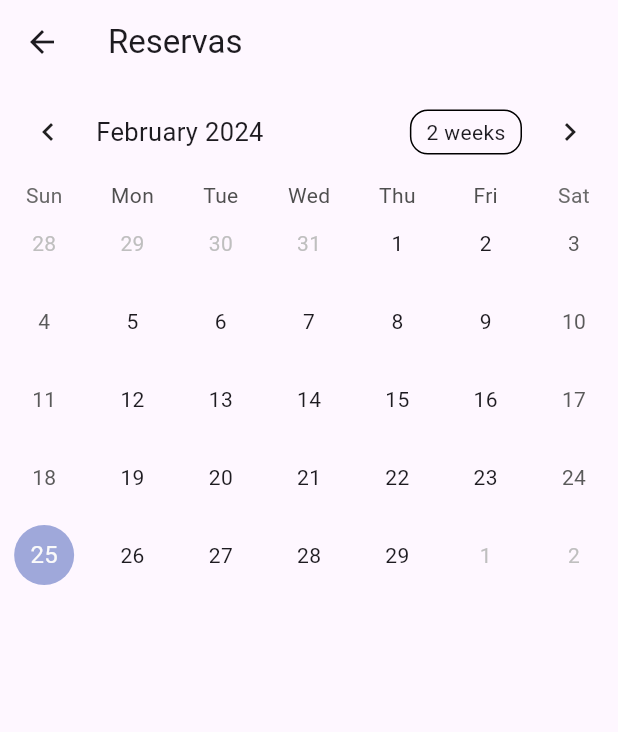
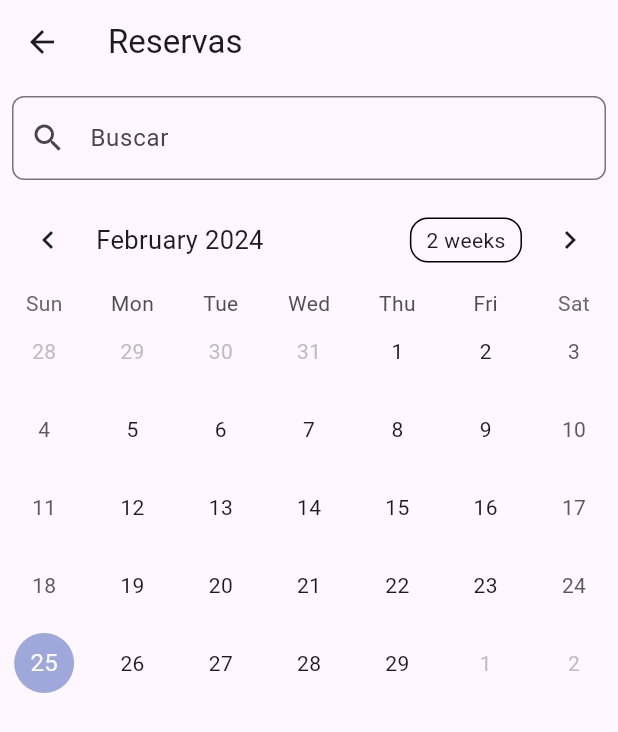
Before and after one commit to pabloaten/fl_peluqueria, a Flutter app: the ReservasScreen screen opened directly, on a phone screen of 412 x 824 dp. Shown: the top 732 px of the screen. Run offline on Flutter 3.47's test engine with Material 3 defaults, Android fonts, the phone set to English and light mode, and no system bars; drawn by our look-alikes of table_calendar; our stand-ins replace firebase_auth, firebase_core, local_auth; accounts and stored records are empty.

Commit message:
reservasBuscador

```diff
--- a/lib/screens/reservas_screen.dart
+++ b/lib/screens/reservas_screen.dart
@@ -10,6 +10,8 @@ class _ReservasScreenState extends State<ReservasScreen> {
   CalendarFormat _calendarFormat = CalendarFormat.month;
   DateTime _focusedDay = DateTime.now();
   DateTime? _selectedDay;
+  TextEditingController _searchController = TextEditingController();
+  String _searchText = '';
 
   Map<DateTime, List<String>> _events = {
     DateTime.now(): ['Cita 1', 'Cita 2'], // Ejemplo de citas para el día actual
@@ -23,6 +25,25 @@ class _ReservasScreenState extends State<ReservasScreen> {
       ),
       body: Column(
         children: [
+          Padding(
+            padding: const EdgeInsets.all(8.0),
+            child: TextField(
+              controller: _searchController,
+              onChanged: (value) {
+                setState(() {
+                  _searchText = value;
+                });
+              },
+              decoration: InputDecoration(
+                labelText: 'Buscar',
+                hintText: 'Buscar por nombre de peluquero o datos del cliente',
+                prefixIcon: Icon(Icons.search),
+                border: OutlineInputBorder(
+                  borderRadius: BorderRadius.circular(8.0),
+                ),
+              ),
+            ),
+          ),
           TableCalendar(
             firstDay: DateTime.utc(_focusedDay.year, _focusedDay.month, 1),
             lastDay: DateTime.utc(_focusedDay.year, _focusedDay.month + 1, 0),
@@ -58,7 +79,7 @@ class _ReservasScreenState extends State<ReservasScreen> {
                       style: TextStyle(fontSize: 18, fontWeight: FontWeight.bold),
                     ),
                     SizedBox(height: 10),
-                    _buildCitasList(_selectedDay!),
+                    _buildFilteredCitasList(_selectedDay!),
                   ],
                 )
               : SizedBox(),
@@ -67,8 +88,13 @@ class _ReservasScreenState extends State<ReservasScreen> {
     );
   }
 
-  Widget _buildCitasList(DateTime day) {
+  Widget _buildFilteredCitasList(DateTime day) {
     List<String> citas = _events[day] ?? [];
+
+    // Filtrar las citas según el texto de búsqueda
+    if (_searchText.isNotEmpty) {
+      citas = citas.where((cita) => cita.toLowerCase().contains(_searchText.toLowerCase())).toList();
+    }
 
     if (citas.isEmpty) {
       return Text('No hay citas para este día');
```
